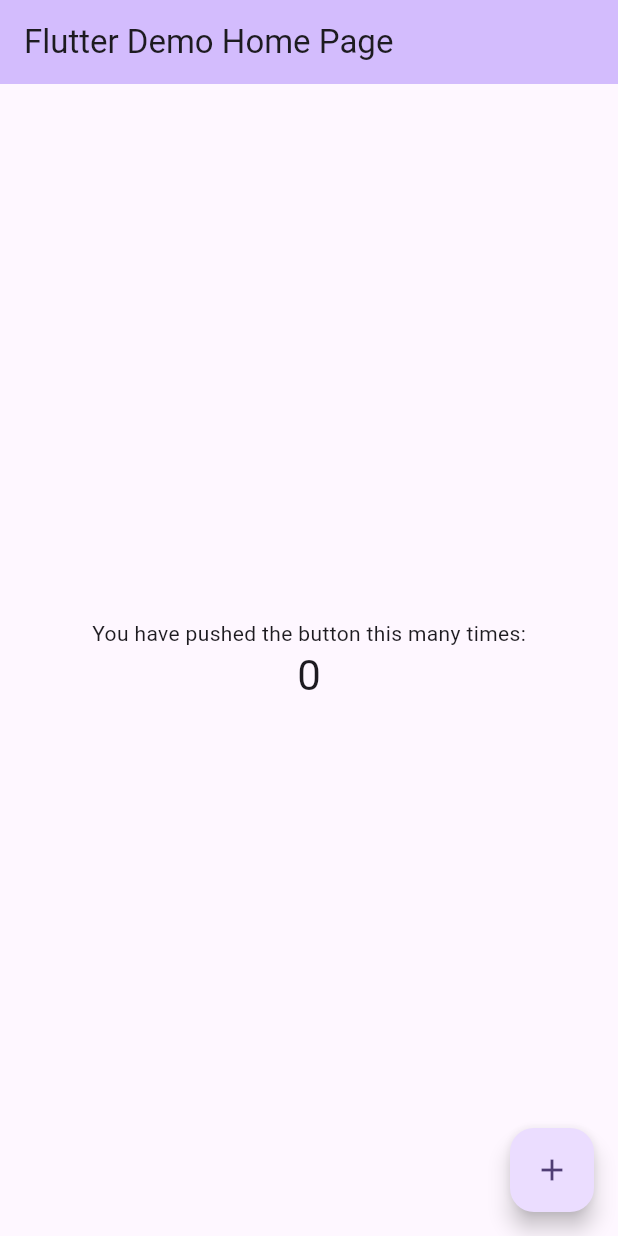
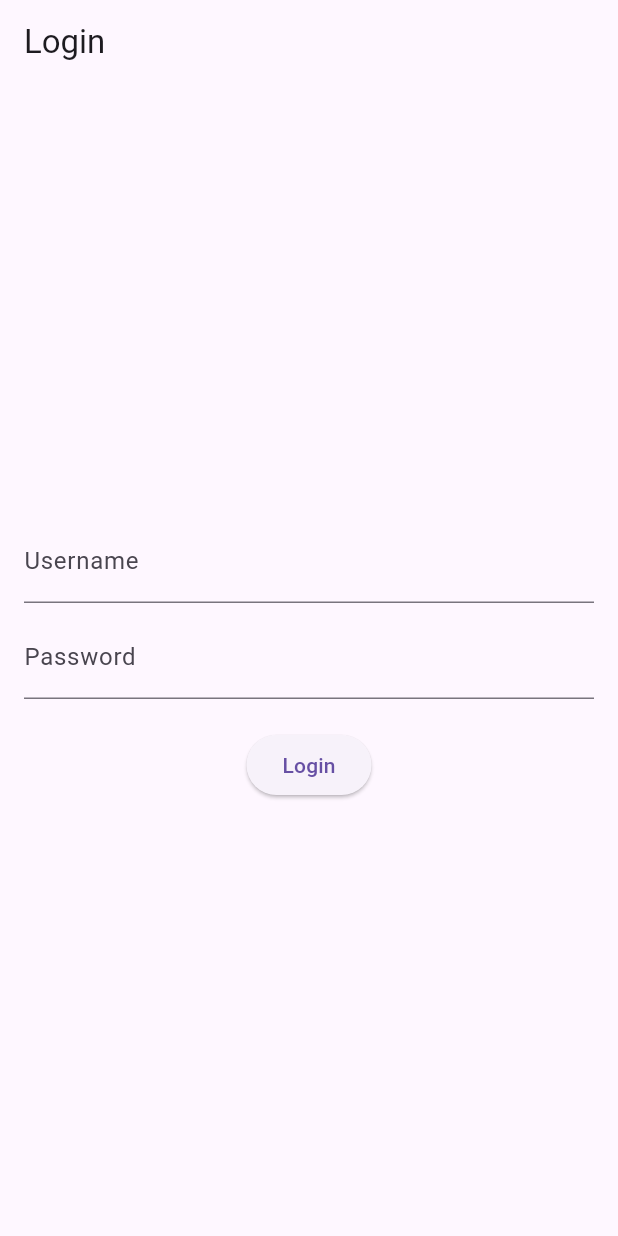
Before and after one commit to JosipDomazetDev/Bachelorarbeit, a Flutter app: the screen it shows after launch, on a phone screen of 412 x 824 dp. Run offline on Flutter 3.47's test engine with Material 3 defaults, Android fonts, the phone set to English and light mode, and no system bars.

Commit message:
chatgpt4.0: #2

```diff
--- /dev/null
+++ b/shopping_app_chatgpt3_5/lib/login_page.dart
@@ -0,0 +1,52 @@
+import 'package:flutter/material.dart';
+import 'package:provider/provider.dart';
+
+// Assume 'ProductListPage' is the next view.
+import 'product_list_page.dart';
+
+class LoginPage extends StatelessWidget {
+  @override
+  Widget build(BuildContext context) {
+    TextEditingController usernameController = TextEditingController();
+    TextEditingController passwordController = TextEditingController();
+
+    return Scaffold(
+      appBar: AppBar(
+        title: Text("Login"),
+      ),
+      body: Padding(
+        padding: const EdgeInsets.all(16.0),
+        child: Column(
+          mainAxisAlignment: MainAxisAlignment.center,
+          children: <Widget>[
+            TextField(
+              controller: usernameController,
+              decoration: InputDecoration(
+                labelText: "Username",
+              ),
+            ),
+            SizedBox(height: 8),
+            TextField(
+              controller: passwordController,
+              decoration: InputDecoration(
+                labelText: "Password",
+                // Use obscureText to hide password input
+                obscureText: true,
+              ),
+            ),
+            SizedBox(height: 20),
+            ElevatedButton(
+              onPressed: () {
+                Navigator.push(
+                  context,
+                  MaterialPageRoute(builder: (context) => ProductListPage()),
+                );
+              },
+              child: Text('Login'),
+            ),
+          ],
+        ),
+      ),
+    );
+  }
+}
--- a/shopping_app_chatgpt3_5/lib/main.dart
+++ b/shopping_app_chatgpt3_5/lib/main.dart
@@ -1,125 +1,20 @@
 import 'package:flutter/material.dart';
+import 'login_page.dart';
 
 void main() {
-  runApp(const MyApp());
+  runApp(MyApp());
 }
 
 class MyApp extends StatelessWidget {
-  const MyApp({super.key});
-
-  // This widget is the root of your application.
   @override
   Widget build(BuildContext context) {
     return MaterialApp(
       title: 'Flutter Demo',
       theme: ThemeData(
-        // This is the theme of your application.
-        //
-        // TRY THIS: Try running your application with "flutter run". You'll see
-        // the application has a purple toolbar. Then, without quitting the app,
-        // try changing the seedColor in the colorScheme below to Colors.green
-        // and then invoke "hot reload" (save your changes or press the "hot
-        // reload" button in a Flutter-supported IDE, or press "r" if you used
-        // the command line to start the app).
-        //
-        // Notice that the counter didn't reset back to zero; the application
-        // state is not lost during the reload. To reset the state, use hot
-        // restart instead.
-        //
-        // This works for code too, not just values: Most code changes can be
-        // tested with just a hot reload.
-        colorScheme: ColorScheme.fromSeed(seedColor: Colors.deepPurple),
-        useMaterial3: true,
+        primarySwatch: Colors.blue,
+        visualDensity: VisualDensity.adaptivePlatformDensity,
       ),
-      home: const MyHomePage(title: 'Flutter Demo Home Page'),
+      home: LoginPage(),
     );
   }
 }
-
-class MyHomePage extends StatefulWidget {
-  const MyHomePage({super.key, required this.title});
-
-  // This widget is the home page of your application. It is stateful, meaning
-  // that it has a State object (defined below) that contains fields that affect
-  // how it looks.
-
-  // This class is the configuration for the state. It holds the values (in this
-  // case the title) provided by the parent (in this case the App widget) and
-  // used by the build method of the State. Fields in a Widget subclass are
-  // always marked "final".
-
-  final String title;
-
-  @override
-  State<MyHomePage> createState() => _MyHomePageState();
-}
-
-class _MyHomePageState extends State<MyHomePage> {
-  int _counter = 0;
-
-  void _incrementCounter() {
-    setState(() {
-      // This call to setState tells the Flutter framework that something has
-      // changed in this State, which causes it to rerun the build method below
-      // so that the display can reflect the updated values. If we changed
-      // _counter without calling setState(), then the build method would not be
-      // called again, and so nothing would appear to happen.
-      _counter++;
-    });
-  }
-
-  @override
-  Widget build(BuildContext context) {
-    // This method is rerun every time setState is called, for instance as done
-    // by the _incrementCounter method above.
-    //
-    // The Flutter framework has been optimized to make rerunning build methods
-    // fast, so that you can just rebuild anything that needs updating rather
-    // than having to individually change instances of widgets.
-    return Scaffold(
-      appBar: AppBar(
-        // TRY THIS: Try changing the color here to a specific color (to
-        // Colors.amber, perhaps?) and trigger a hot reload to see the AppBar
-        // change color while the other colors stay the same.
-        backgroundColor: Theme.of(context).colorScheme.inversePrimary,
-        // Here we take the value from the MyHomePage object that was created by
-        // the App.build method, and use it to set our appbar title.
-        title: Text(widget.title),
-      ),
-      body: Center(
-        // Center is a layout widget. It takes a single child and positions it
-        // in the middle of the parent.
-        child: Column(
-          // Column is also a layout widget. It takes a list of children and
-          // arranges them vertically. By default, it sizes itself to fit its
-          // children horizontally, and tries to be as tall as its parent.
-          //
-          // Column has various properties to control how it sizes itself and
-          // how it positions its children. Here we use mainAxisAlignment to
-          // center the children vertically; the main axis here is the vertical
-          // axis because Columns are vertical (the cross axis would be
-          // horizontal).
-          //
-          // TRY THIS: Invoke "debug painting" (choose the "Toggle Debug Paint"
-          // action in the IDE, or press "p" in the console), to see the
-          // wireframe for each widget.
-          mainAxisAlignment: MainAxisAlignment.center,
-          children: <Widget>[
-            const Text(
-              'You have pushed the button this many times:',
-            ),
-            Text(
-              '$_counter',
-              style: Theme.of(context).textTheme.headlineMedium,
-            ),
-          ],
-        ),
-      ),
-      floatingActionButton: FloatingActionButton(
-        onPressed: _incrementCounter,
-        tooltip: 'Increment',
-        child: const Icon(Icons.add),
-      ), // This trailing comma makes auto-formatting nicer for build methods.
-    );
-  }
-}
--- /dev/null
+++ b/shopping_app_chatgpt3_5/lib/product_list_page.dart
@@ -0,0 +1,15 @@
+import 'package:flutter/material.dart';
+
+class ProductListPage extends StatelessWidget {
+  @override
+  Widget build(BuildContext context) {
+    return Scaffold(
+      appBar: AppBar(
+        title: Text("Product List"),
+      ),
+      body: Center(
+        child: Text("List of Products will appear here."),
+      ),
+    );
+  }
+}
```
Also changed, not shown: 2 other files.
